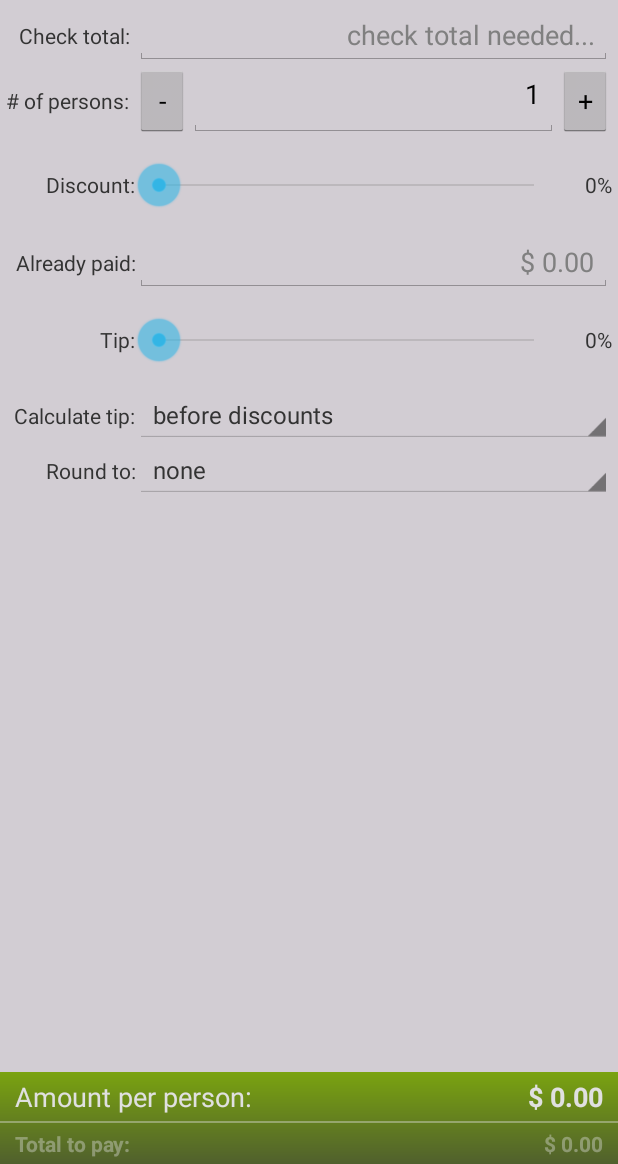
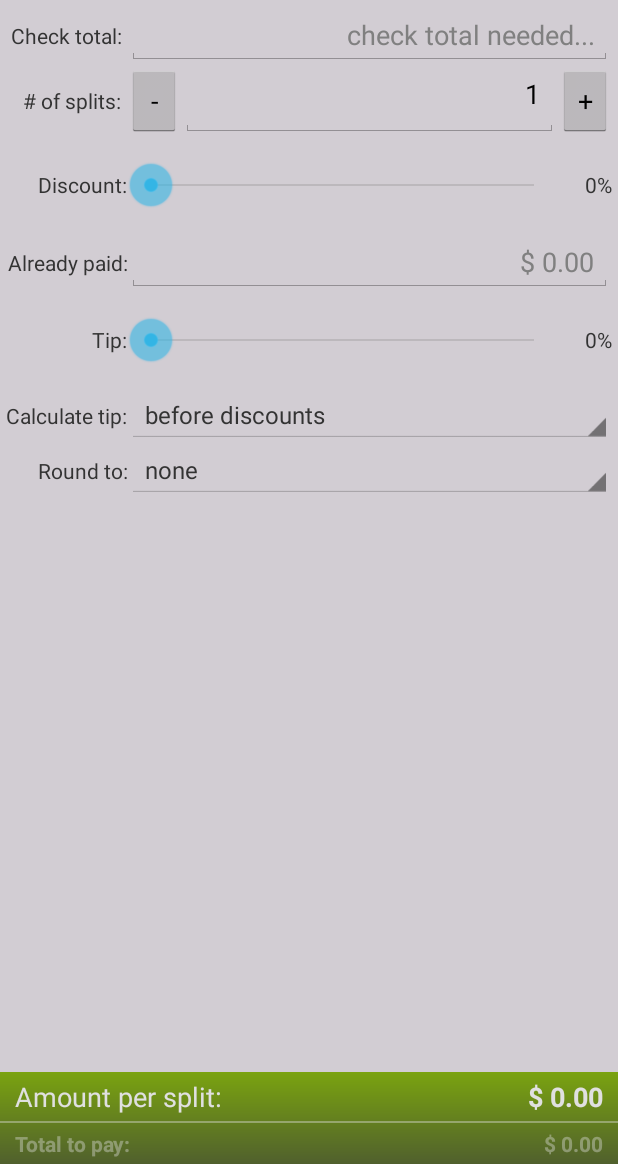
Before and after one commit to axelitus/android-CheckSplit, an Android app: the screen it shows after launch (MainActivity), on a phone screen of 412 x 824 dp, the part 72-1236 px from its top. Run offline under Robolectric (Android 15) with nearby library versions, the phone set to English and light mode, and no system bars; 4 statements that could not run were skipped.

Commit message:
Changed some labels, var names and strings.

```diff
--- a/CheckSplit/src/main/res/layout/activity_main.xml
+++ b/CheckSplit/src/main/res/layout/activity_main.xml
@@ -95,8 +95,8 @@
                     <TextView
                             android:layout_width="wrap_content"
                             android:layout_height="fill_parent"
-                            android:text="@string/main_person_count"
-                            android:id="@+id/main_lbl_person_count"
+                            android:text="@string/main_split_count"
+                            android:id="@+id/main_lbl_split_count"
                             android:paddingRight="4dp"
                             android:gravity="center_vertical|right"
                             android:layout_gravity="center_vertical"/>
@@ -104,8 +104,8 @@
                     <Button
                             android:layout_width="wrap_content"
                             android:layout_height="wrap_content"
-                            android:text="@string/main_person_count_btn_minus"
-                            android:id="@+id/main_btn_person_minus"
+                            android:text="@string/main_split_count_btn_minus"
+                            android:id="@+id/main_btn_split_minus"
                             android:minWidth="36dp"
                             android:layout_gravity="center_vertical"
                             android:layout_span="1"
@@ -117,20 +117,20 @@
                             android:layout_height="match_parent"
                             android:inputType="number"
                             android:ems="10"
-                            android:id="@+id/main_txt_person_count"
+                            android:id="@+id/main_txt_split_count"
                             android:gravity="right"
                             android:layout_gravity="center_vertical"
                             android:digits="0123456789"
                             android:numeric="integer"
-                            android:hint="@string/main_person_count_hint"
-                            android:text="@string/main_person_count_default_value"
+                            android:hint="@string/main_split_count_hint"
+                            android:text="@string/main_split_count_default_value"
                             android:layout_span="2"/>
 
                     <Button
                             android:layout_width="wrap_content"
                             android:layout_height="wrap_content"
-                            android:text="@string/main_person_count_btn_plus"
-                            android:id="@+id/main_btn_person_plus"
+                            android:text="@string/main_split_count_btn_plus"
+                            android:id="@+id/main_btn_split_plus"
                             android:layout_gravity="center_vertical"
                             android:minWidth="36dp"
                             android:width="36dp"/>
@@ -175,7 +175,7 @@
                     <TextView
                             android:layout_width="wrap_content"
                             android:layout_height="wrap_content"
-                            android:text="@string/main_already_payed"
+                            android:text="@string/main_already_paid"
                             android:id="@+id/main_lbl_already_paid"
                             android:gravity="center_vertical|right"
                             android:layout_gravity="center_vertical"/>
@@ -189,7 +189,7 @@
                             android:layout_span="4"
                             android:gravity="right"
                             android:digits="0123456789."
-                            android:hint="@string/main_already_payed_hint"
+                            android:hint="@string/main_already_paid_hint"
                             android:numeric="decimal"/>
                 </TableRow>
 
@@ -231,16 +231,16 @@
                             android:layout_width="wrap_content"
                             android:layout_height="fill_parent"
                             android:text="@string/main_calculate_tip"
-                            android:id="@+id/main_lbl_apply_tip"
+                            android:id="@+id/main_lbl_calculate_tip"
                             android:gravity="center_vertical|right"
                             android:layout_gravity="center_vertical"/>
 
                     <Spinner
                             android:layout_width="fill_parent"
                             android:layout_height="wrap_content"
-                            android:id="@+id/main_dpd_apply_tip"
+                            android:id="@+id/main_dpd_calculate_tip"
                             android:clickable="true"
-                            android:entries="@array/apply_tip_options"
+                            android:entries="@array/calculate_tip_options"
                             android:layout_span="4"/>
                 </TableRow>
 
@@ -289,7 +289,7 @@
                 <TextView
                         android:layout_width="fill_parent"
                         android:layout_height="wrap_content"
-                        android:text="@string/main_amount_per_person"
+                        android:text="@string/main_amount_per_split"
                         android:id="@+id/main_lbl_amount_per_person"
                         android:textColor="@color/main_result_text"
                         android:linksClickable="false"
@@ -316,7 +316,7 @@
                         android:paddingRight="10dp"
                         android:paddingBottom="4dp"
                         android:layout_gravity="right"
-                        android:text="@string/main_amount_per_person_default_value"/>
+                        android:text="@string/main_amount_per_split_default_value"/>
             </TableRow>
 
             <TableRow
--- a/CheckSplit/src/main/res/values/strings.xml
+++ b/CheckSplit/src/main/res/values/strings.xml
@@ -5,27 +5,27 @@
     <string name="app_icon_content_description">app icon</string>
     <string name="action_settings" >Settings</string>
 
-    <string name="main_amount_per_person" >Amount per person:</string>
+    <string name="main_amount_per_split" >Amount per split:</string>
     <string name="main_check_total" >Check total:</string>
     <string name="main_check_total_hint">check total needed...</string>
-    <string name="main_person_count" ># of persons:</string>
-    <string name="main_person_count_hint"># of persons needed...</string>
+    <string name="main_split_count" ># of splits:</string>
+    <string name="main_split_count_hint"># of splits needed...</string>
     <string name="main_discount">Discount:</string>
     <string name="main_tip">Tip:</string>
     <string name="main_total_to_pay">Total to pay:</string>
     <string name="main_total_to_pay_default_value">$ 0.00</string>
-    <string name="main_amount_per_person_default_value">$ 0.00</string>
-    <string name="main_person_count_btn_plus">+</string>
-    <string name="main_person_count_btn_minus">-</string>
+    <string name="main_amount_per_split_default_value">$ 0.00</string>
+    <string name="main_split_count_btn_plus">+</string>
+    <string name="main_split_count_btn_minus">-</string>
     <string name="main_discount_default_value">0%</string>
-    <string name="main_already_payed">Already paid:</string>
-    <string name="main_already_payed_hint">$ 0.00</string>
+    <string name="main_already_paid">Already paid:</string>
+    <string name="main_already_paid_hint">$ 0.00</string>
     <string name="main_tip_default_value">0%</string>
     <string name="main_calculate_tip">Calculate tip:</string>
     <string name="main_round_to">Round to:</string>
-    <string name="main_person_count_default_value">1</string>
+    <string name="main_split_count_default_value">1</string>
 
-    <string-array name="apply_tip_options">
+    <string-array name="calculate_tip_options">
         <item>before discounts</item>
         <item>after discounts</item>
     </string-array>
```
